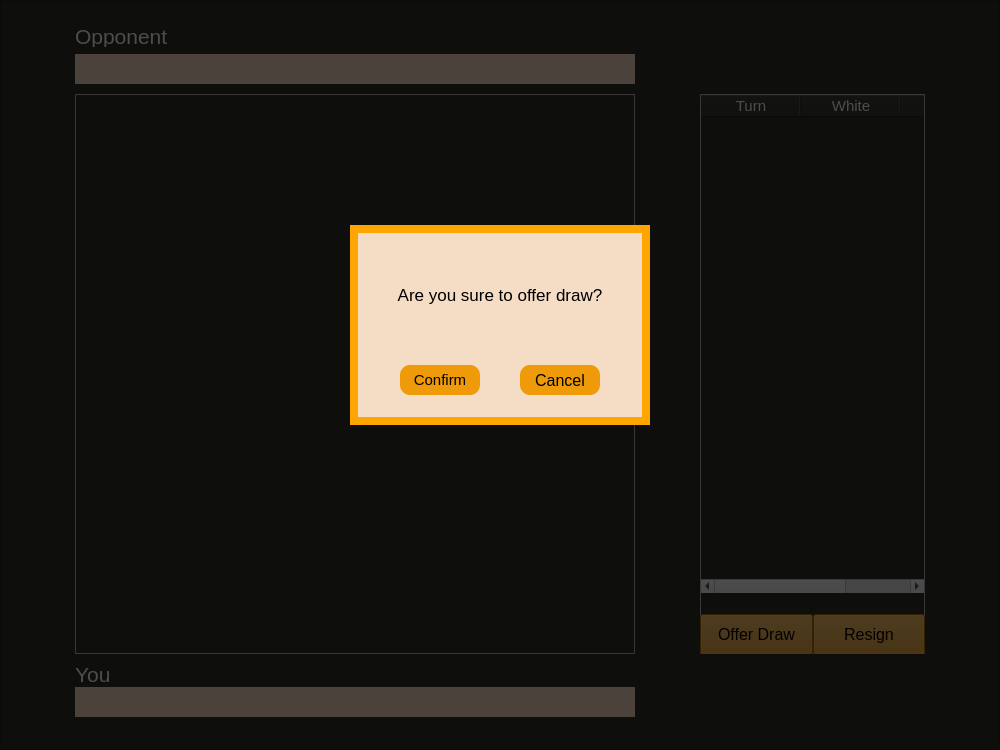
Before: the Qt Designer form Client/Chess/game.ui in Nulemboon/Online_chess_game, drawn with Qt 5.
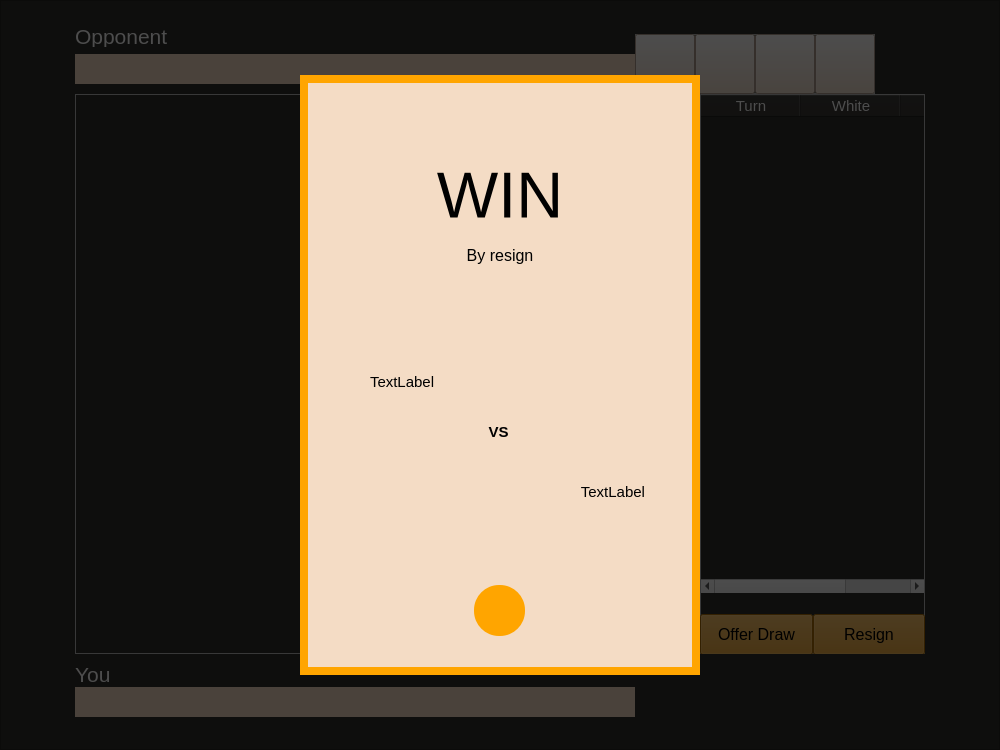
After: the same form once the commit is applied. Icons and pictures are not drawn.

```diff
--- a/Client/Chess/game.ui
+++ b/Client/Chess/game.ui
@@ -272,22 +272,6 @@
      </column>
     </widget>
    </widget>
-   <widget class="QLabel" name="lbDim">
-    <property name="geometry">
-     <rect>
-      <x>0</x>
-      <y>0</y>
-      <width>1000</width>
-      <height>750</height>
-     </rect>
-    </property>
-    <property name="styleSheet">
-     <string notr="true">background-color: rgba(0,0,0,0.7);</string>
-    </property>
-    <property name="text">
-     <string/>
-    </property>
-   </widget>
    <widget class="QFrame" name="frConfirm">
     <property name="geometry">
      <rect>
@@ -373,6 +357,271 @@
      </property>
     </widget>
    </widget>
+   <widget class="QFrame" name="frPromote">
+    <property name="geometry">
+     <rect>
+      <x>635</x>
+      <y>34</y>
+      <width>240</width>
+      <height>60</height>
+     </rect>
+    </property>
+    <property name="styleSheet">
+     <string notr="true">QPushButton{background-color:#F4DCC5;}
+</string>
+    </property>
+    <property name="frameShape">
+     <enum>QFrame::StyledPanel</enum>
+    </property>
+    <property name="frameShadow">
+     <enum>QFrame::Raised</enum>
+    </property>
+    <widget class="QPushButton" name="btnPrQueen">
+     <property name="geometry">
+      <rect>
+       <x>0</x>
+       <y>0</y>
+       <width>60</width>
+       <height>60</height>
+      </rect>
+     </property>
+     <property name="text">
+      <string/>
+     </property>
+    </widget>
+    <widget class="QPushButton" name="btnPrBishop">
+     <property name="geometry">
+      <rect>
+       <x>120</x>
+       <y>0</y>
+       <width>60</width>
+       <height>60</height>
+      </rect>
+     </property>
+     <property name="text">
+      <string/>
+     </property>
+    </widget>
+    <widget class="QPushButton" name="btnPrRook">
+     <property name="geometry">
+      <rect>
+       <x>60</x>
+       <y>0</y>
+       <width>60</width>
+       <height>60</height>
+      </rect>
+     </property>
+     <property name="text">
+      <string/>
+     </property>
+    </widget>
+    <widget class="QPushButton" name="btnPrKnight">
+     <property name="geometry">
+      <rect>
+       <x>180</x>
+       <y>0</y>
+       <width>60</width>
+       <height>60</height>
+      </rect>
+     </property>
+     <property name="text">
+      <string/>
+     </property>
+    </widget>
+   </widget>
+   <widget class="QLabel" name="lbDim">
+    <property name="geometry">
+     <rect>
+      <x>0</x>
+      <y>0</y>
+      <width>1000</width>
+      <height>750</height>
+     </rect>
+    </property>
+    <property name="styleSheet">
+     <string notr="true">background-color: rgba(0,0,0,0.7);</string>
+    </property>
+    <property name="text">
+     <string/>
+    </property>
+   </widget>
+   <widget class="QFrame" name="frResult">
+    <property name="geometry">
+     <rect>
+      <x>300</x>
+      <y>75</y>
+      <width>400</width>
+      <height>600</height>
+     </rect>
+    </property>
+    <property name="styleSheet">
+     <string notr="true">QFrame{background-color: #F4DCC5;
+ border: 8px solid orange; }
+
+QPushButton{ border: none; color:black;background-color:#EF9A09;border-radius:10px
+}
+
+QPushButton:hover{background-color:#d98100}
+
+QLabel {border:none; color:black}</string>
+    </property>
+    <property name="frameShape">
+     <enum>QFrame::StyledPanel</enum>
+    </property>
+    <property name="frameShadow">
+     <enum>QFrame::Raised</enum>
+    </property>
+    <widget class="QLabel" name="lbResult">
+     <property name="geometry">
+      <rect>
+       <x>75</x>
+       <y>70</y>
+       <width>250</width>
+       <height>100</height>
+      </rect>
+     </property>
+     <property name="font">
+      <font>
+       <pointsize>49</pointsize>
+      </font>
+     </property>
+     <property name="styleSheet">
+      <string notr="true">border: none; color: black</string>
+     </property>
+     <property name="text">
+      <string>WIN</string>
+     </property>
+     <property name="alignment">
+      <set>Qt::AlignCenter</set>
+     </property>
+    </widget>
+    <widget class="QLabel" name="lbResultsub">
+     <property name="geometry">
+      <rect>
+       <x>75</x>
+       <y>170</y>
+       <width>250</width>
+       <height>20</height>
+      </rect>
+     </property>
+     <property name="font">
+      <font>
+       <pointsize>12</pointsize>
+      </font>
+     </property>
+     <property name="styleSheet">
+      <string notr="true">border:none;color:black</string>
+     </property>
+     <property name="text">
+      <string>By resign</string>
+     </property>
+     <property name="alignment">
+      <set>Qt::AlignCenter</set>
+     </property>
+    </widget>
+    <widget class="QLabel" name="lbResultPlayer">
+     <property name="geometry">
+      <rect>
+       <x>70</x>
+       <y>300</y>
+       <width>275</width>
+       <height>14</height>
+      </rect>
+     </property>
+     <property name="font">
+      <font>
+       <pointsize>11</pointsize>
+      </font>
+     </property>
+     <property name="text">
+      <string>TextLabel</string>
+     </property>
+    </widget>
+    <widget class="QLabel" name="lbResultOpponent">
+     <property name="geometry">
+      <rect>
+       <x>70</x>
+       <y>410</y>
+       <width>275</width>
+       <height>14</height>
+      </rect>
+     </property>
+     <property name="font">
+      <font>
+       <pointsize>11</pointsize>
+      </font>
+     </property>
+     <property name="text">
+      <string>TextLabel</string>
+     </property>
+     <property name="alignment">
+      <set>Qt::AlignRight|Qt::AlignTrailing|Qt::AlignVCenter</set>
+     </property>
+    </widget>
+    <widget class="QLabel" name="label_4">
+     <property name="geometry">
+      <rect>
+       <x>170</x>
+       <y>350</y>
+       <width>57</width>
+       <height>14</height>
+      </rect>
+     </property>
+     <property name="font">
+      <font>
+       <pointsize>11</pointsize>
+       <bold>true</bold>
+      </font>
+     </property>
+     <property name="text">
+      <string>VS</string>
+     </property>
+     <property name="alignment">
+      <set>Qt::AlignCenter</set>
+     </property>
+    </widget>
+    <widget class="QPushButton" name="btnBack">
+     <property name="geometry">
+      <rect>
+       <x>174</x>
+       <y>510</y>
+       <width>51</width>
+       <height>51</height>
+      </rect>
+     </property>
+     <property name="cursor">
+      <cursorShape>PointingHandCursor</cursorShape>
+     </property>
+     <property name="styleSheet">
+      <string notr="true">QPushButton { 
+background-color: orange; border-radius: 25px; 
+}</string>
+     </property>
+     <property name="text">
+      <string/>
+     </property>
+     <property name="icon">
+      <iconset resource="resource.qrc">
+       <normaloff>:/home/assets/arrow-left.png</normaloff>:/home/assets/arrow-left.png</iconset>
+     </property>
+     <property name="iconSize">
+      <size>
+       <width>30</width>
+       <height>55</height>
+      </size>
+     </property>
+    </widget>
+   </widget>
+   <zorder>frPromote</zorder>
+   <zorder>frChessBoard</zorder>
+   <zorder>lbOpponentName</zorder>
+   <zorder>lbPlayerName</zorder>
+   <zorder>frCapturedO</zorder>
+   <zorder>frCapturedP</zorder>
+   <zorder>frame_2</zorder>
+   <zorder>lbDim</zorder>
+   <zorder>frConfirm</zorder>
+   <zorder>frResult</zorder>
   </widget>
  </widget>
  <resources/>
```
Left out of the diff: 4 changed lines with no effect on the pictures.
